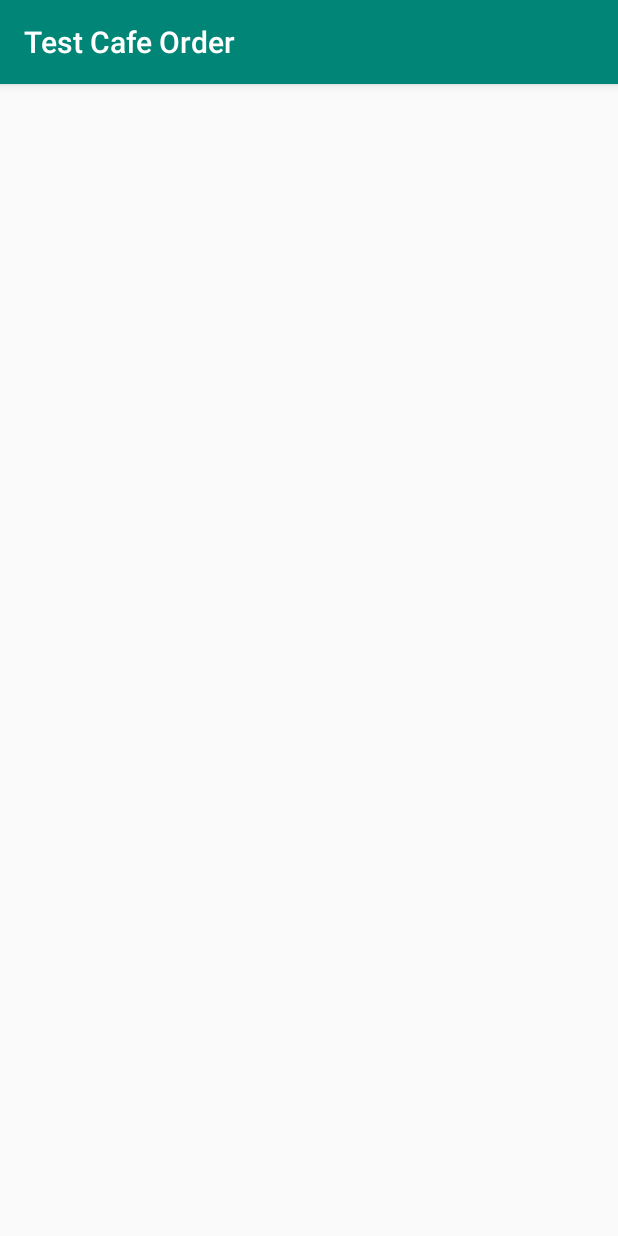
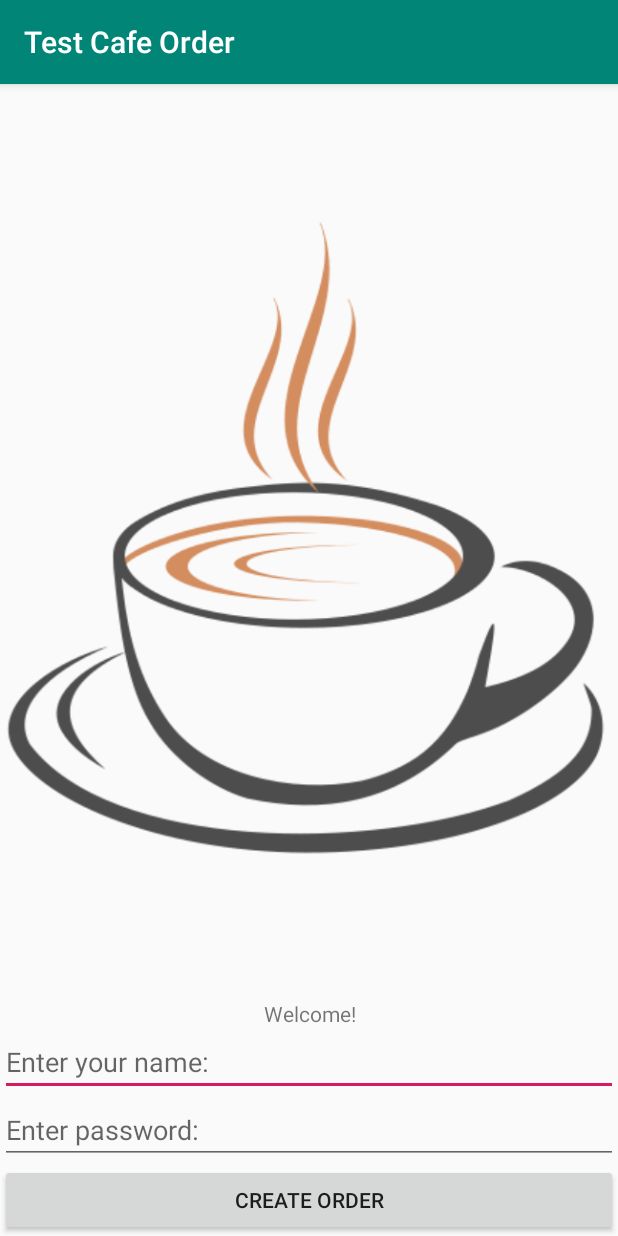
Before and after one commit to alebra42/test-cafe-order, an Android app: the screen it shows after launch (LoginActivity), on a phone screen of 412 x 824 dp. Run offline under Robolectric (Android 15) with nearby library versions, the phone set to English and light mode, and no system bars.

Commit message:
Inserted components to LoginActivity

```diff
--- a/app/src/main/res/layout/activity_login.xml
+++ b/app/src/main/res/layout/activity_login.xml
@@ -6,4 +6,35 @@
     android:orientation="vertical"
     tools:context=".LoginActivity">
 
+    <ImageView
+        android:layout_width="match_parent"
+        android:layout_height="0dp"
+        android:layout_weight="1"
+        android:contentDescription="@string/hint_logo"
+        android:src="@drawable/logo" />
+
+    <TextView
+        android:layout_width="match_parent"
+        android:layout_height="wrap_content"
+        android:gravity="center"
+        android:text="@string/text_welcome" />
+
+    <EditText
+        android:layout_width="match_parent"
+        android:layout_height="wrap_content"
+        android:inputType="textPersonName"
+        android:hint="@string/hint_name" />
+
+    <EditText
+        android:layout_width="match_parent"
+        android:layout_height="wrap_content"
+        android:inputType="textPassword"
+        android:hint="@string/hint_password" />
+
+    <Button
+        android:id="@+id/buttonCreateOrder"
+        android:layout_width="match_parent"
+        android:layout_height="wrap_content"
+        android:text="@string/text_create_order"
+        android:textAllCaps="true" />
 </LinearLayout>
--- a/app/src/main/res/values/strings.xml
+++ b/app/src/main/res/values/strings.xml
@@ -1,3 +1,8 @@
 <resources>
     <string name="app_name">Test Cafe Order</string>
+    <string name="hint_logo">Coffee logo</string>
+    <string name="text_welcome">Welcome!</string>
+    <string name="hint_name">Enter your name:</string>
+    <string name="hint_password">Enter password:</string>
+    <string name="text_create_order">Create order</string>
 </resources>
```
